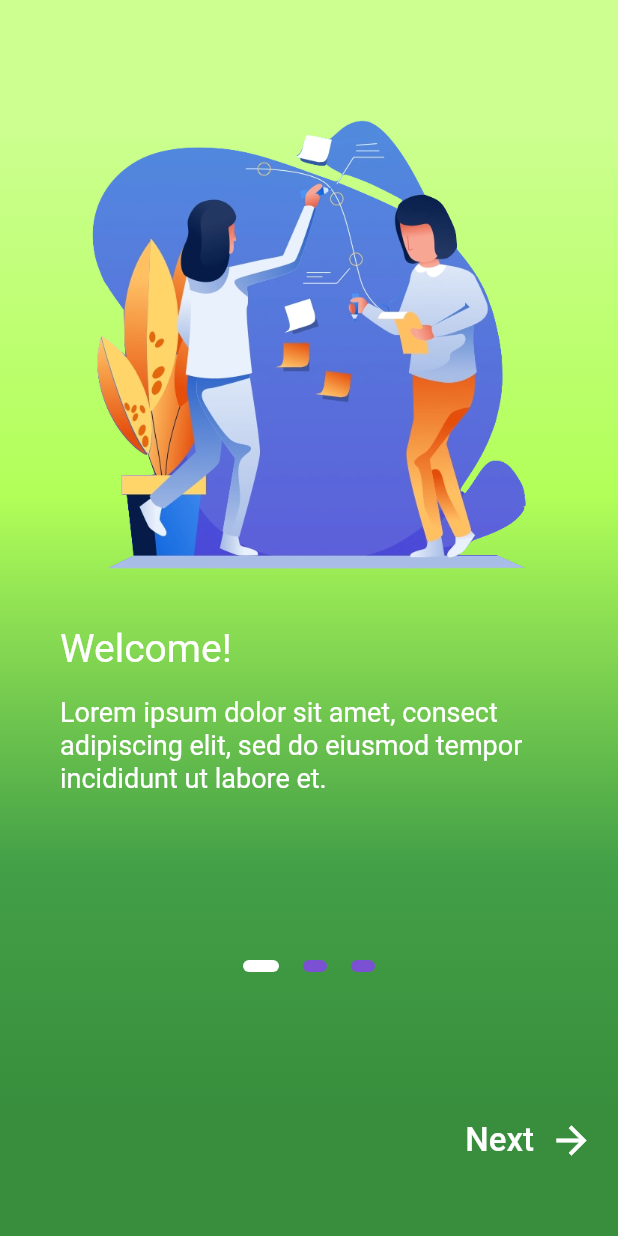
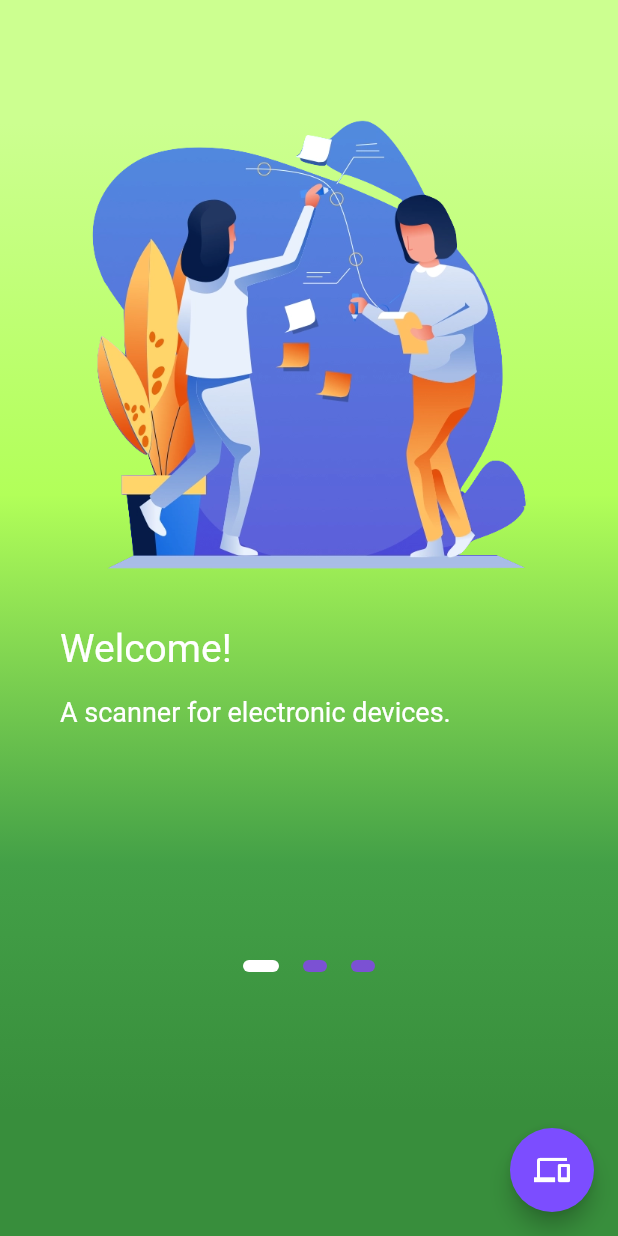
Before and after one commit to eeshashetty/CtrlAltElite, a Flutter app: the screen it shows after launch, on a phone screen of 412 x 824 dp. Run offline on Flutter 3.47's test engine with Material 2 defaults, Android fonts, the phone set to English and light mode, and no system bars; our stand-ins replace camera; missing offline and left inert: tflite; Roboto replaces fonts that are missing (CM Sans Serif).

Commit message:
final commit

```diff
--- a/servify_app/lib/onboarding_screen.dart
+++ b/servify_app/lib/onboarding_screen.dart
@@ -4,6 +4,7 @@ import 'package:flutter/services.dart';
 import 'package:flutter_realtime_detection/home.dart';
 import 'package:flutter_realtime_detection/utilities/styles.dart';
 import 'package:camera/camera.dart';
+import 'package:flutter_realtime_detection/wallet.dart';
 
 
 
@@ -54,6 +55,17 @@ class _OnboardingScreenState extends State<OnboardingScreen> {
   Widget build(BuildContext context) {
     Size screen = MediaQuery.of(context).size;
     return Scaffold(
+      floatingActionButton:FloatingActionButton(
+        onPressed: (){
+          Navigator.push(
+            context,
+            MaterialPageRoute(builder: (context) => ListPage()),
+          );
+        },
+        child: Icon(Icons.devices,
+        color: Colors.white),
+        backgroundColor: Colors.deepPurpleAccent,
+      ),
       body:
       AnnotatedRegion<SystemUiOverlayStyle>(
         value: SystemUiOverlayStyle.light,
@@ -76,19 +88,7 @@ class _OnboardingScreenState extends State<OnboardingScreen> {
             child: Column(
               crossAxisAlignment: CrossAxisAlignment.stretch,
               children: <Widget>[
-                /*Container(
-                  alignment: Alignment.centerRight,
-                  child: FlatButton(
-                    onPressed: () => print('Skip'),
-                    child: Text(
-                      'Skip',
-                      style: TextStyle(
-                        color: Colors.white,
-                        fontSize: 20.0,
-                      ),
-                    ),
-                  ),
-                ),*/
+
                 Container(
                   height: 600.0,
                   child: PageView(
@@ -121,7 +121,7 @@ class _OnboardingScreenState extends State<OnboardingScreen> {
                             ),
                             SizedBox(height: 15.0),
                             Text(
-                              'Lorem ipsum dolor sit amet, consect adipiscing elit, sed do eiusmod tempor incididunt ut labore et.',
+                              'A scanner for electronic devices.',
                               style: kSubtitleStyle,
                             ),
                           ],
@@ -143,12 +143,12 @@ class _OnboardingScreenState extends State<OnboardingScreen> {
                             ),
                             SizedBox(height: 30.0),
                             Text(
-                              'Device Detection \n AR Method',
+                              'Device Detection',
                               style: kTitleStyle,
                             ),
                             SizedBox(height: 15.0),
                             Text(
-                              'Lorem ipsum dolor sit amet, consect adipiscing elit, sed do eiusmod tempor incididunt ut labore et.',
+                              'with TFlite Models.',
                               style: kSubtitleStyle,
                             ),
                           ],
@@ -170,12 +170,12 @@ class _OnboardingScreenState extends State<OnboardingScreen> {
                             ),
                             SizedBox(height: 30.0),
                             Text(
-                              'Device Detection\nWifi Scanning Method',
+                              'Device Wallet',
                               style: kTitleStyle,
                             ),
                             SizedBox(height: 15.0),
                             Text(
-                              'Lorem ipsum dolor sit amet, consect adipiscing elit, sed do eiusmod tempor incididunt ut labore et.',
+                              'Press the Device icon to check out the Device Wallet.',
                               style: kSubtitleStyle,
                             ),
                           ],
@@ -202,21 +202,6 @@ class _OnboardingScreenState extends State<OnboardingScreen> {
                             child: Row(
                               mainAxisAlignment: MainAxisAlignment.center,
                               mainAxisSize: MainAxisSize.min,
-                              children: <Widget>[
-                                Text(
-                                  'Next',
-                                  style: TextStyle(
-                                    color: Colors.white,
-                                    fontSize: 22.0,
-                                  ),
-                                ),
-                                SizedBox(width: 10.0),
-                                Icon(
-                                  Icons.arrow_forward,
-                                  color: Colors.white,
-                                  size: 30.0,
-                                ),
-                              ],
                             ),
                           ),
                         ),
```
Also changed, not shown: servify_app/lib/bndbox.dart (+8 -5 lines), servify_app/lib/home.dart (+4 -23 lines), servify_app/lib/model/lesson.dart (added, +10 -0 lines), servify_app/lib/wallet.dart (added, +126 -0 lines), servify_app/assets/yolov2_tiny.txt (line endings or trailing spaces), servify_app/pubspec.lock.
